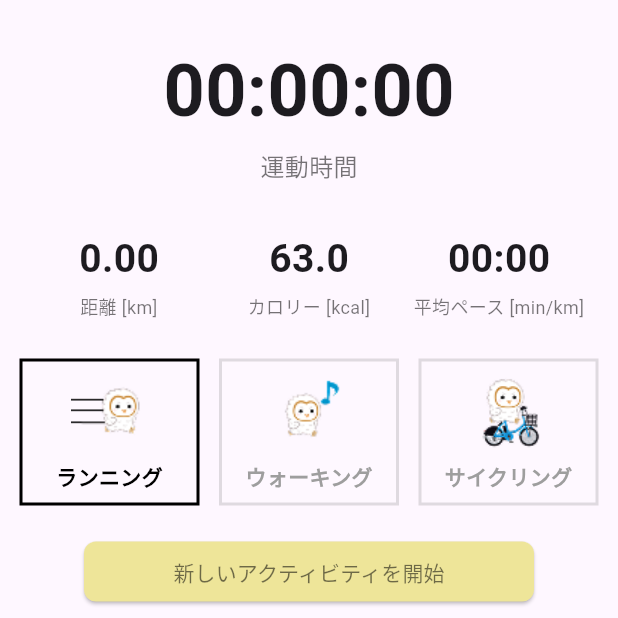
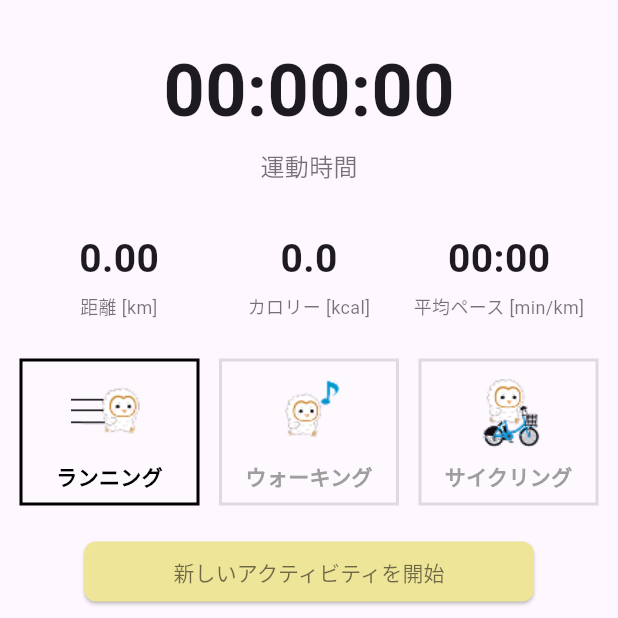
Before and after one commit to watagassa/ehho, a Flutter app: the ActivityScreen screen opened directly, on a phone screen of 412 x 824 dp, the top half of it. Run offline on Flutter 3.47's test engine with Material 3 defaults, Android fonts, the phone set to English and light mode, and no system bars; our stand-ins replace flutter_dotenv, flutter_riverpod, geolocator, go_router, google_maps_flutter, google_sign_in and 1 more; accounts and stored records are empty.

Commit message:
refactor: 不要な移動距離表示をコメントアウトし、カロリー計算に距離を追加

```diff
--- a/lib/presentation/widgets/activity/activity_detail_screen.dart
+++ b/lib/presentation/widgets/activity/activity_detail_screen.dart
@@ -104,7 +104,7 @@ class _ActivityScreenState extends ConsumerState<ActivityScreen> {
   double _calculateCalories() {
     double metsValue = mets[selectedMode];
     double hours = _seconds / 3600;
-    return metsValue * weight / mets[0] * 1.05;
+    return metsValue * weight / mets[0] * 1.05 * _distance / 1000;
   }
 
   String _calculatePace() {
```
Also changed, not shown: lib/core/services/map/googlemap_service.dart (+15 -15 lines).
